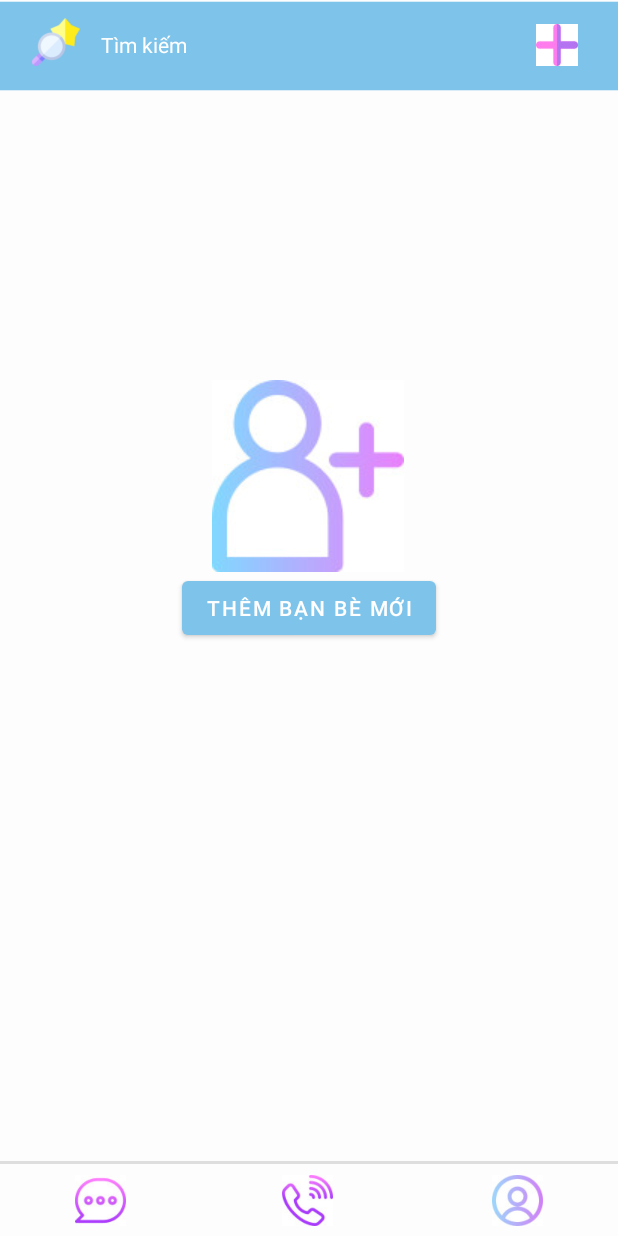
After one commit to dinhnguyetquynh/Nhom4ChatApp, an Android app: the MainViewNewUser screen opened directly, with no data from a screen before it, on a phone screen of 412 x 824 dp. The commit adds this screen. Run offline under Robolectric (Android 15) with nearby library versions, the phone set to English and light mode, and no system bars.

Commit message:
add main view new user

```diff
--- a/app/src/main/AndroidManifest.xml
+++ b/app/src/main/AndroidManifest.xml
@@ -12,7 +12,9 @@
         android:supportsRtl="true"
         android:theme="@style/Theme.Nhom4_ChatAppAndroid"
         tools:targetApi="31">
-
+        <activity
+            android:name=".MainViewNewUser"
+            android:exported="false" />
         <activity
             android:name=".TrangChuNew"
             android:exported="false" />
@@ -27,6 +29,7 @@
             android:exported="true">
             <intent-filter>
                 <action android:name="android.intent.action.MAIN" />
+
                 <category android:name="android.intent.category.LAUNCHER" />
             </intent-filter>
         </activity>
--- a/app/src/main/java/com/example/nhom4_chatappandroid/LoginOtpActivity.java
+++ b/app/src/main/java/com/example/nhom4_chatappandroid/LoginOtpActivity.java
@@ -3,6 +3,7 @@ package com.example.nhom4_chatappandroid;
 import androidx.annotation.NonNull;
 import androidx.appcompat.app.AppCompatActivity;
 
+import android.content.Intent;
 import android.os.Bundle;
 import android.view.View;
 import android.widget.Button;
@@ -56,6 +57,8 @@ public class LoginOtpActivity extends AppCompatActivity {
                 String enteredOtp = otpInput.getText().toString();
                 PhoneAuthCredential credential=PhoneAuthProvider.getCredential(verificationCode,enteredOtp);
                 signIn(credential);
+                Intent intent = new Intent(LoginOtpActivity.this,MainViewNewUser.class);
+                startActivity(intent);
             }
         });
 
--- /dev/null
+++ b/app/src/main/java/com/example/nhom4_chatappandroid/MainViewNewUser.java
@@ -0,0 +1,14 @@
+package com.example.nhom4_chatappandroid;
+
+import androidx.appcompat.app.AppCompatActivity;
+
+import android.os.Bundle;
+
+public class MainViewNewUser extends AppCompatActivity {
+
+    @Override
+    protected void onCreate(Bundle savedInstanceState) {
+        super.onCreate(savedInstanceState);
+        setContentView(R.layout.activity_main_view_new_user);
+    }
+}
--- /dev/null
+++ b/app/src/main/res/drawable/rectangle_wrap.xml
@@ -0,0 +1,7 @@
+<?xml version="1.0" encoding="utf-8"?>
+<shape xmlns:android="http://schemas.android.com/apk/res/android">
+    <solid android:color="@color/blue_sky" />
+    <size
+        android:width="350dp"
+        android:height="50dp"/>
+</shape>
--- /dev/null
+++ b/app/src/main/res/layout/activity_main_view_new_user.xml
@@ -0,0 +1,119 @@
+<?xml version="1.0" encoding="utf-8"?>
+<androidx.constraintlayout.widget.ConstraintLayout xmlns:android="http://schemas.android.com/apk/res/android"
+    xmlns:app="http://schemas.android.com/apk/res-auto"
+    xmlns:tools="http://schemas.android.com/tools"
+    android:id="@+id/linearLayout"
+    android:layout_width="match_parent"
+    android:layout_height="match_parent"
+    tools:context=".MainViewNewUser" >
+
+    <ImageView
+        android:id="@+id/imageView2"
+        android:layout_width="413dp"
+        android:layout_height="61dp"
+        android:src="@drawable/rectangle_wrap"
+        app:layout_constraintEnd_toEndOf="parent"
+        app:layout_constraintStart_toStartOf="parent"
+        app:layout_constraintTop_toTopOf="parent" />
+
+    <ImageView
+        android:id="@+id/imageView3"
+        android:layout_width="44dp"
+        android:layout_height="32dp"
+        android:layout_marginStart="16dp"
+        android:layout_marginTop="12dp"
+        app:layout_constraintStart_toStartOf="@+id/imageView2"
+        app:layout_constraintTop_toTopOf="@+id/imageView2"
+        app:srcCompat="@drawable/ngoisao"
+        app:cardCornerRadius="10dp"/>
+
+    <TextView
+        android:id="@+id/textView2"
+        android:layout_width="63dp"
+        android:layout_height="27dp"
+        android:layout_marginStart="8dp"
+        android:layout_marginTop="20dp"
+        android:text="Tìm kiếm"
+        android:textColor="@color/cardview_light_background"
+        app:layout_constraintStart_toEndOf="@+id/imageView3"
+        app:layout_constraintTop_toTopOf="@+id/imageView2" />
+
+    <ImageView
+        android:id="@+id/imageView4"
+        android:layout_width="33dp"
+        android:layout_height="28dp"
+        android:layout_marginTop="16dp"
+        android:layout_marginEnd="24dp"
+        app:layout_constraintEnd_toEndOf="parent"
+        app:layout_constraintTop_toTopOf="@+id/imageView2"
+        app:srcCompat="@drawable/plus"
+        app:cardCornerRadius="10dp"/>
+
+    <ImageView
+        android:id="@+id/imageView5"
+        android:layout_width="wrap_content"
+        android:layout_height="wrap_content"
+        android:layout_marginTop="192dp"
+        app:layout_constraintBottom_toTopOf="@+id/divider3"
+        app:layout_constraintEnd_toEndOf="parent"
+        app:layout_constraintHorizontal_bias="0.498"
+        app:layout_constraintStart_toStartOf="parent"
+        app:layout_constraintTop_toBottomOf="@+id/imageView2"
+        app:layout_constraintVertical_bias="0.0"
+        app:srcCompat="@drawable/humanplus" />
+
+    <Button
+        android:id="@+id/button4"
+        android:layout_width="wrap_content"
+        android:layout_height="wrap_content"
+        android:text="Thêm bạn bè mới"
+        app:layout_constraintEnd_toEndOf="parent"
+        app:layout_constraintStart_toStartOf="parent"
+        app:layout_constraintTop_toBottomOf="@+id/imageView5" />
+
+    <View
+        android:id="@+id/divider3"
+        android:layout_width="423dp"
+        android:layout_height="2dp"
+        android:layout_marginBottom="48dp"
+        android:background="?android:attr/listDivider"
+        app:layout_constraintBottom_toBottomOf="parent"
+        app:layout_constraintEnd_toEndOf="parent"
+        app:layout_constraintStart_toStartOf="parent" />
+
+    <ImageView
+        android:id="@+id/imageView6"
+        android:layout_width="38dp"
+        android:layout_height="34dp"
+        android:layout_marginStart="48dp"
+        app:layout_constraintBottom_toBottomOf="parent"
+        app:layout_constraintStart_toStartOf="parent"
+        app:layout_constraintTop_toBottomOf="@+id/divider3"
+        app:layout_constraintVertical_bias="0.538"
+        app:srcCompat="@drawable/mess" />
+
+    <ImageView
+        android:id="@+id/imageView7"
+        android:layout_width="38dp"
+        android:layout_height="34dp"
+        android:layout_marginStart="100dp"
+        app:layout_constraintBottom_toBottomOf="parent"
+        app:layout_constraintStart_toEndOf="@+id/imageView6"
+        app:layout_constraintTop_toBottomOf="@+id/divider3"
+        app:layout_constraintVertical_bias="0.538"
+        app:srcCompat="@drawable/call" />
+
+    <ImageView
+        android:id="@+id/imageView8"
+        android:layout_width="38dp"
+        android:layout_height="34dp"
+        android:layout_marginEnd="48dp"
+        app:layout_constraintBottom_toBottomOf="parent"
+        app:layout_constraintEnd_toEndOf="parent"
+        app:layout_constraintHorizontal_bias="1.0"
+        app:layout_constraintStart_toEndOf="@+id/imageView7"
+        app:layout_constraintTop_toBottomOf="@+id/divider3"
+        app:layout_constraintVertical_bias="0.538"
+        app:srcCompat="@drawable/profile" />
+
+</androidx.constraintlayout.widget.ConstraintLayout>
--- a/app/src/main/res/values/colors.xml
+++ b/app/src/main/res/values/colors.xml
@@ -6,8 +6,12 @@
     <color name="black">#FF000000</color>
     <color name="white">#FFFFFFFF</color>
 
-    <color name="off_white">#FDFDFD </color>
+    <color name="off_white">#FDFDFD</color>
     <color name="light_gray">#C3C3C3</color>
 
     <color name="blue_sky">#7EC3EA</color>
+    <color name="light_blue_400">#FF29B6F6</color>
+    <color name="light_blue_600">#FF039BE5</color>
+    <color name="gray_400">#FFBDBDBD</color>
+    <color name="gray_600">#FF757575</color>
 </resources>
```
Also changed, not shown: app/src/main/res/drawable/call.jpg (added), app/src/main/res/drawable/humanplus.jpg (added), app/src/main/res/drawable/mess.jpg (added), app/src/main/res/drawable/ngoisao.png (added), app/src/main/res/drawable/plus.jpg (added), app/src/main/res/drawable/profile.jpg (added).
